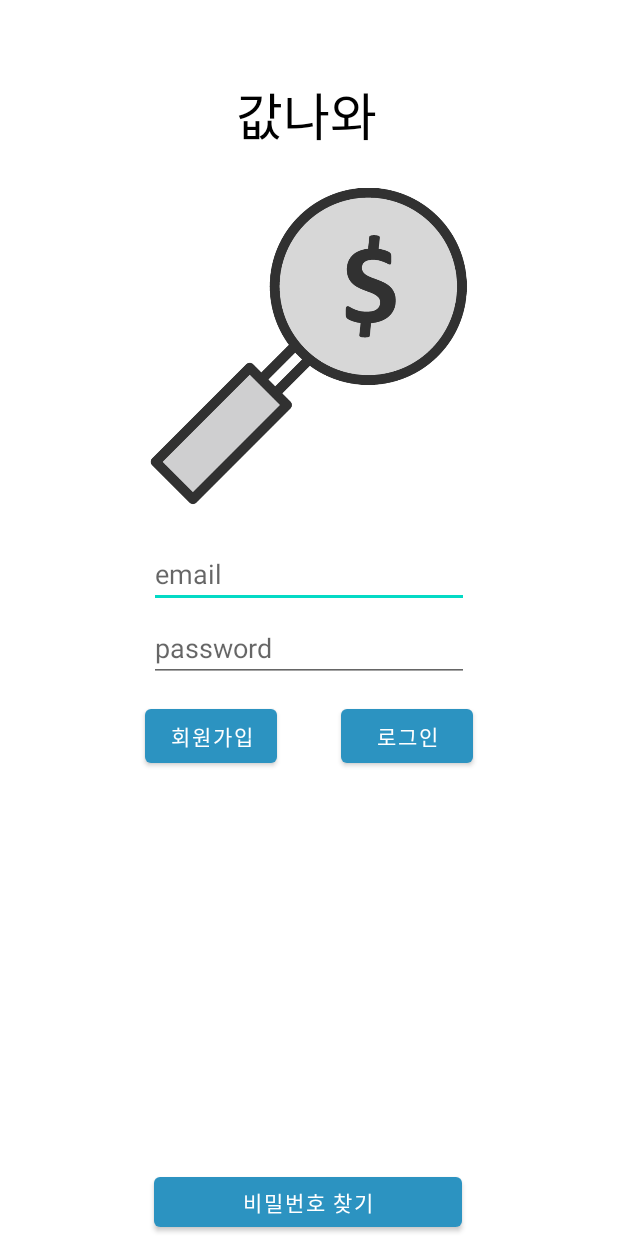
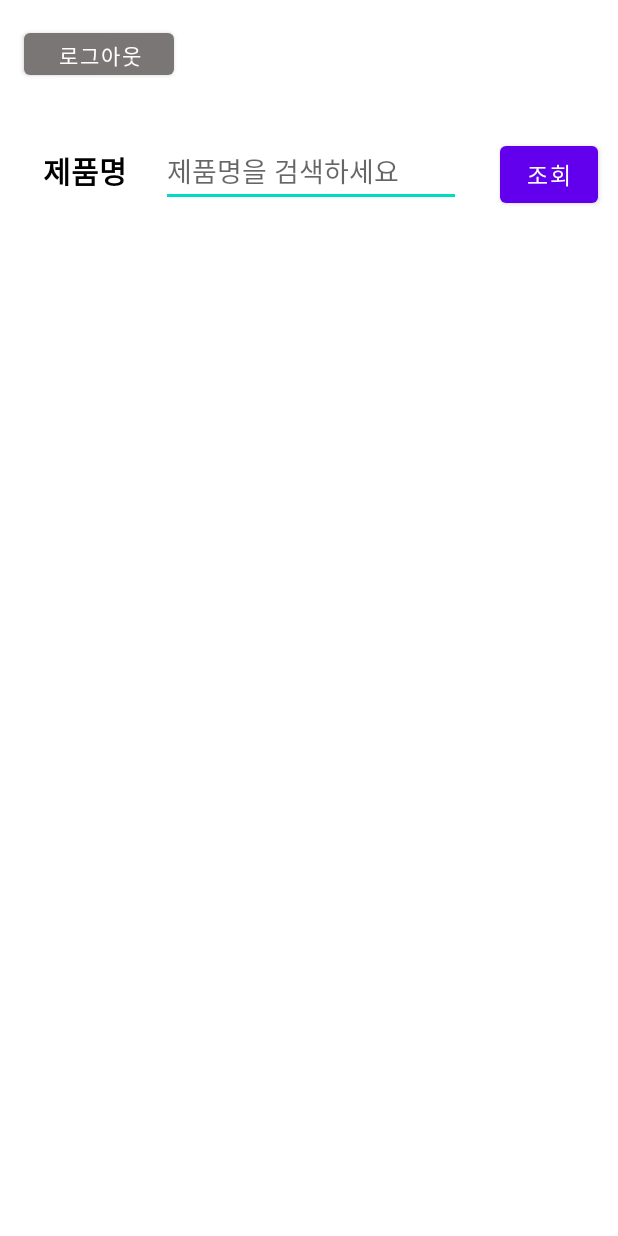
Before and after one commit to minJazz/OpenSw_Project, an Android app: the screen it shows after launch (LoginActivity before the commit, MainActivity after it), on a phone screen of 412 x 824 dp. Run offline under Robolectric (Android 15) with nearby library versions, the light colour scheme and no system bars; our stand-ins replace Firebase (no records; nobody signed in at launch, a user with empty details on screens opened directly).

Commit message:
feat : 상품검색기능 추가

```diff
--- a/app/src/main/AndroidManifest.xml
+++ b/app/src/main/AndroidManifest.xml
@@ -9,17 +9,15 @@
         android:roundIcon="@mipmap/ic_launcher_round"
         android:supportsRtl="true"
         android:theme="@style/Theme.OpenSw_Project">
-        <activity android:name=".LoginActivity">
+        <activity android:name=".MainActivity">
             <intent-filter>
                 <action android:name="android.intent.action.MAIN" />
 
                 <category android:name="android.intent.category.LAUNCHER" />
             </intent-filter>
         </activity>
-        <activity android:name=".MainActivity">
+        <activity android:name=".LoginActivity">
         </activity>
-
-        <activity android:name=".SignupActivity"/>
 
 
     </application>
--- a/app/src/main/java/com/please/opensw_project/LoginActivity.java
+++ /dev/null
@@ -1,143 +0,0 @@
-package com.please.opensw_project;
-
-        import androidx.annotation.NonNull;
-        import androidx.appcompat.app.AppCompatActivity;
-
-        import android.content.Intent;
-        import android.os.Bundle;
-        import android.util.Log;
-        import android.view.View;
-        import android.widget.Button;
-        import android.widget.EditText;
-        import android.widget.Toast;
-
-        import com.google.android.gms.tasks.OnCompleteListener;
-        import com.google.android.gms.tasks.Task;
-        import com.google.firebase.auth.AuthResult;
-        import com.google.firebase.auth.FirebaseAuth;
-        import com.google.firebase.auth.FirebaseUser;
-
-public class LoginActivity extends AppCompatActivity {
-
-    private static final String TAG = "EmailPassword";
-    // [START declare_auth]
-    private FirebaseAuth mAuth;
-    // [END declare_auth]
-
-    @Override
-    public void onCreate(Bundle savedInstanceState) {
-        super.onCreate(savedInstanceState);
-        // [START initialize_auth]
-        // Initialize Firebase Auth
-        setContentView(R.layout.activity_login);
-        mAuth = FirebaseAuth.getInstance();
-        // [END initialize_auth]
-
-        EditText id = findViewById(R.id.id);
-        EditText password = findViewById(R.id.password);
-        Button signupBtn = findViewById(R.id.signup_btn);
-        Button loginBtn = findViewById(R.id.login_btn);
-
-
-        signupBtn.setOnClickListener(new View.OnClickListener() {
-            @Override
-            public void onClick(View v) {
-                Intent intent = new Intent(getApplicationContext(), SignupActivity.class);
-                startActivity(intent);
-            }
-        });
-
-
-
-        loginBtn.setOnClickListener(new View.OnClickListener() {
-            @Override
-            public void onClick(View v) {
-                signIn(id.getText().toString(), password.getText().toString());
-            }
-        });
-    }
-
-    // [START on_start_check_user]
-    @Override
-    public void onStart() {
-        super.onStart();
-        // Check if user is signed in (non-null) and update UI accordingly.
-        FirebaseUser currentUser = mAuth.getCurrentUser();
-        if(currentUser != null){
-            reload();
-        }
-    }
-    // [END on_start_check_user]
-
-    private void createAccount(String email, String password) {
-        // [START create_user_with_email]
-        mAuth.createUserWithEmailAndPassword(email, password)
-                .addOnCompleteListener(this, new OnCompleteListener<AuthResult>() {
-                    @Override
-                    public void onComplete(@NonNull Task<AuthResult> task) {
-                        if (task.isSuccessful()) {
-                            // Sign in success, update UI with the signed-in user's information
-                            Log.d(TAG, "createUserWithEmail:success");
-                            FirebaseUser user = mAuth.getCurrentUser();
-                            updateUI(user);
-                        } else {
-                            // If sign in fails, display a message to the user.
-                            Log.w(TAG, "createUserWithEmail:failure", task.getException());
-                            Toast.makeText(LoginActivity.this
-                                    , "Authentication failed.",
-                                    Toast.LENGTH_SHORT).show();
-                            updateUI(null);
-                        }
-                    }
-                });
-        // [END create_user_with_email]
-    }
-
-    private void signIn(String email, String password) {
-        // [START sign_in_with_email]
-        mAuth.signInWithEmailAndPassword(email, password)
-                .addOnCompleteListener(this, new OnCompleteListener<AuthResult>() {
-                    @Override
-                    public void onComplete(@NonNull Task<AuthResult> task) {
-                        if (task.isSuccessful()) {
-                            // Sign in success, update UI with the signed-in user's information
-                            Log.d(TAG, "signInWithEmail:success");
-                            FirebaseUser user = mAuth.getCurrentUser();
-                            updateUI(user);
-                        } else {
-                            // If sign in fails, display a message to the user.
-                            Log.w(TAG, "signInWithEmail:failure", task.getException());
-                            Toast.makeText(LoginActivity.this, "Authentication failed.",
-                                    Toast.LENGTH_SHORT).show();
-                            updateUI(null);
-                        }
-                    }
-                });
-        // [END sign_in_with_email]
-    }
-
-    private void sendEmailVerification() {
-        // Send verification email
-        // [START send_email_verification]
-        final FirebaseUser user = mAuth.getCurrentUser();
-        user.sendEmailVerification()
-                .addOnCompleteListener(this, new OnCompleteListener<Void>() {
-                    @Override
-                    public void onComplete(@NonNull Task<Void> task) {
-                        // Email sent
-                    }
-                });
-        // [END send_email_verification]
-    }
-
-    private void reload() { }
-
-    private void updateUI(FirebaseUser user) {
-
-    }
-
-
-
-
-
-}
--- a/app/src/main/java/com/please/opensw_project/MainActivity.java
+++ b/app/src/main/java/com/please/opensw_project/MainActivity.java
@@ -1,25 +1,113 @@
 package com.please.opensw_project;
 
+
 import android.os.Bundle;
-import android.os.PersistableBundle;
 import android.view.View;
+import android.widget.Button;
 import android.widget.EditText;
-import android.widget.ListView;
+import android.widget.LinearLayout;
 
-import androidx.annotation.Nullable;
+import android.widget.TextView;
+import androidx.annotation.NonNull;
 import androidx.appcompat.app.AppCompatActivity;
 
-import com.google.firebase.auth.FirebaseAuth;
+
+import com.google.firebase.database.DataSnapshot;
+import com.google.firebase.database.DatabaseError;
+import com.google.firebase.database.DatabaseReference;
+import com.google.firebase.database.FirebaseDatabase;
+import com.google.firebase.database.ValueEventListener;
+
+import java.util.HashMap;
+import java.util.Iterator;
+import java.util.List;
+
 
 public class MainActivity extends AppCompatActivity {
+
+    EditText pName;
+    Button btn_search;
+    LinearLayout listv;
+
+
+
+    String temp = new String("두");
+
+
+
+    private DatabaseReference databaseReference;
+
+    DataSnapshot list;
+    HashMap<String, Object> pList = new HashMap<>();
 
     @Override
     public void onCreate(Bundle savedInstanceState) {
         super.onCreate(savedInstanceState);
         setContentView(R.layout.activity_main);
+        System.out.println("왜안되요?");
+        pName = findViewById(R.id.product_search);
+        btn_search = findViewById(R.id.btn_search);
+        listv = findViewById(R.id.listv);
 
-//        ListView list = findViewById(R.id.dybnamic);
-//        list.setVisibility(View.VISIBLE);
+        databaseReference = FirebaseDatabase.getInstance().getReference().child("productcodemap");
+
+        databaseReference.addValueEventListener(new ValueEventListener() {
+            @Override
+            public void onDataChange(@NonNull DataSnapshot snapshot) {
+                System.out.println(snapshot.getValue());
+                for (DataSnapshot key : snapshot.getChildren()){
+
+                    pList.put(key.getKey(),key.getValue());
+
+                    System.out.println(pList);
+                   // System.out.println(key);
+//                    if(key.getKey().equals("A197")) {
+//                        System.out.println(key.child("pSize"));
+//                        System.out.println(key.child("product"));
+//                        System.out.println(key.child("pName"));
+//                    }
+                    if(key.child("pName").getValue().toString().contains(temp)) {
+
+                      // System.out.println(key.child("pName"));
+//                        TextView t = new TextView(getApplicationContext());
+//                        t.setText(key.child("pName").getValue().toString());
+
+
+//                        listv.addView(t);
+
+                    }
+                }
+
+            }
+
+            @Override
+            public void onCancelled(@NonNull DatabaseError error) {
+            }
+        });
+
+
+
+
+        btn_search.setOnClickListener(new View.OnClickListener() {
+            @Override
+            public void onClick(View v) {
+                String pName_value;
+                pName_value = pName.getText().toString();
+                listv.removeAllViews();
+
+                Iterator<String> keys = pList.keySet().iterator();
+                while(keys.hasNext()){
+                    HashMap<String,String> tmp = (HashMap<String,String>)pList.get(keys.next());
+                    if(tmp.get("pName").contains(pName_value)){
+                        TextView t = new TextView(getApplicationContext());
+
+                        t.setText(tmp.get("pName"));
+
+                        listv.addView(t);
+                    }
+                }
+            }
+        });
 
     }
 }
--- a/app/src/main/res/layout/activity_login.xml
+++ /dev/null
@@ -1,95 +0,0 @@
-<?xml version="1.0" encoding="utf-8"?>
-<androidx.constraintlayout.widget.ConstraintLayout xmlns:android="http://schemas.android.com/apk/res/android"
-    xmlns:app="http://schemas.android.com/apk/res-auto"
-    xmlns:tools="http://schemas.android.com/tools"
-    android:layout_width="match_parent"
-    android:layout_height="match_parent"
-    tools:context=".LoginActivity">
-
-    <ImageView
-        android:id="@+id/imageView"
-        android:layout_width="212dp"
-        android:layout_height="239dp"
-        app:layout_constraintBottom_toBottomOf="parent"
-        app:layout_constraintEnd_toEndOf="parent"
-        app:layout_constraintStart_toStartOf="parent"
-        app:layout_constraintTop_toTopOf="parent"
-        app:layout_constraintVertical_bias="0.192"
-        app:srcCompat="@drawable/mainlogo" />
-
-    <TextView
-        android:id="@+id/textView"
-        android:layout_width="96dp"
-        android:layout_height="49dp"
-        android:text="값나와"
-        android:textColor="@color/black"
-        android:textSize="34sp"
-        app:layout_constraintBottom_toBottomOf="parent"
-        app:layout_constraintHorizontal_bias="0.498"
-        app:layout_constraintLeft_toLeftOf="parent"
-        app:layout_constraintRight_toRightOf="parent"
-        app:layout_constraintTop_toTopOf="parent"
-        app:layout_constraintVertical_bias="0.065" />
-
-    <EditText
-        android:id="@+id/id"
-        android:layout_width="wrap_content"
-        android:layout_height="wrap_content"
-        android:layout_marginTop="260dp"
-        android:ems="10"
-        android:hint="email"
-        android:inputType="textPersonName"
-        app:layout_constraintEnd_toEndOf="parent"
-        app:layout_constraintStart_toStartOf="parent"
-        app:layout_constraintTop_toBottomOf="@+id/textView" />
-
-    <Button
-        android:id="@+id/login_btn"
-        android:layout_width="wrap_content"
-        android:layout_height="wrap_content"
-        android:layout_marginTop="12dp"
-        android:text="로그인"
-        app:backgroundTint="#2C93C1"
-        app:layout_constraintEnd_toEndOf="parent"
-        app:layout_constraintHorizontal_bias="0.701"
-        app:layout_constraintStart_toStartOf="parent"
-        app:layout_constraintTop_toBottomOf="@+id/password" />
-
-    <Button
-        android:id="@+id/button5"
-        android:layout_width="205dp"
-        android:layout_height="45dp"
-        android:text="비밀번호 찾기"
-        app:backgroundTint="#2C93C1"
-        app:layout_constraintBottom_toBottomOf="parent"
-        app:layout_constraintEnd_toEndOf="parent"
-        app:layout_constraintHorizontal_bias="0.497"
-        app:layout_constraintStart_toStartOf="parent"
-        app:layout_constraintTop_toBottomOf="@+id/button"
-        app:layout_constraintVertical_bias="0.0" />
-
-    <Button
-        android:id="@+id/signup_btn"
-        android:layout_width="wrap_content"
-        android:layout_height="wrap_content"
-        android:layout_marginTop="12dp"
-        android:text="회원가입"
-        app:backgroundTint="#2C93C1"
-        app:layout_constraintEnd_toEndOf="parent"
-        app:layout_constraintHorizontal_bias="0.299"
-        app:layout_constraintStart_toStartOf="parent"
-        app:layout_constraintTop_toBottomOf="@+id/password" />
-
-    <EditText
-        android:id="@+id/password"
-        android:layout_width="wrap_content"
-        android:layout_height="wrap_content"
-        android:layout_marginTop="4dp"
-        android:ems="10"
-        android:hint="password"
-        android:inputType="textPersonName"
-        app:layout_constraintEnd_toEndOf="parent"
-        app:layout_constraintStart_toStartOf="parent"
-        app:layout_constraintTop_toBottomOf="@+id/id" />
-
-</androidx.constraintlayout.widget.ConstraintLayout>
--- a/app/src/main/res/layout/activity_main.xml
+++ b/app/src/main/res/layout/activity_main.xml
@@ -5,96 +5,85 @@
     android:layout_width="match_parent"
     android:layout_height="match_parent">
 
+    <Button
+        android:id="@+id/btn_logout"
+        android:layout_width="100dp"
+        android:layout_height="40dp"
+        android:layout_marginStart="16dp"
+        android:layout_marginTop="16dp"
+        android:gravity="center"
+        android:text="로그아웃"
+        app:backgroundTint="#7A7676"
+        app:layout_constraintStart_toStartOf="parent"
+        app:layout_constraintTop_toTopOf="parent" />
+
+    <ScrollView
+        android:id="@+id/scrollView2"
+        android:layout_width="match_parent"
+        android:layout_height="0dp"
+        app:layout_constraintTop_toBottomOf="@+id/product_search">
+
+        <LinearLayout
+            android:id="@+id/listv"
+            android:layout_width="match_parent"
+            android:layout_height="match_parent"
+            android:orientation="vertical" />
+    </ScrollView>
+
+    <EditText
+        android:id="@+id/product_search"
+        android:layout_width="200dp"
+        android:layout_height="44dp"
+        android:layout_marginStart="8dp"
+        android:ems="10"
+        android:hint="제품명을 검색하세요"
+        android:inputType="textPersonName"
+        app:layout_constraintBottom_toBottomOf="@+id/name_text"
+        app:layout_constraintEnd_toEndOf="@+id/scrollView2"
+        app:layout_constraintHorizontal_bias="0.022"
+        app:layout_constraintStart_toEndOf="@+id/name_text"
+        app:layout_constraintTop_toTopOf="@+id/name_text"
+        app:layout_constraintVertical_bias="0.357" />
+
     <TextView
         android:id="@+id/name_text"
-        android:layout_width="wrap_content"
-        android:layout_height="wrap_content"
+        android:layout_width="80dp"
+        android:layout_height="30dp"
+        android:gravity="center"
         android:text="제품명"
         android:textColor="@color/black"
         android:textSize="20sp"
         android:textStyle="bold"
         app:layout_constraintBottom_toBottomOf="parent"
-        app:layout_constraintEnd_toEndOf="parent"
-        app:layout_constraintHorizontal_bias="0.123"
+        app:layout_constraintEnd_toEndOf="@+id/scrollView2"
+        app:layout_constraintHorizontal_bias="0.051"
         app:layout_constraintStart_toStartOf="parent"
-        app:layout_constraintTop_toTopOf="parent"
-        app:layout_constraintVertical_bias="0.175" />
-
-    <Spinner
-        android:id="@+id/category_selector"
-        android:layout_width="240dp"
-        android:layout_height="40dp"
-        app:layout_constraintBottom_toBottomOf="parent"
-        app:layout_constraintEnd_toEndOf="parent"
-        app:layout_constraintHorizontal_bias="0.164"
-        app:layout_constraintStart_toEndOf="@+id/category_text"
-        app:layout_constraintTop_toTopOf="parent"
-        app:layout_constraintVertical_bias="0.109" />
-
-    <TextView
-        android:id="@+id/category_text"
-        android:layout_width="wrap_content"
-        android:layout_height="wrap_content"
-        android:text="카테고리"
-        android:textColor="@color/black"
-        android:textSize="20sp"
-        android:textStyle="bold"
-        app:layout_constraintBottom_toBottomOf="parent"
-        app:layout_constraintEnd_toEndOf="parent"
-        app:layout_constraintHorizontal_bias="0.074"
-        app:layout_constraintStart_toStartOf="parent"
-        app:layout_constraintTop_toTopOf="parent"
-        app:layout_constraintVertical_bias="0.117" />
+        app:layout_constraintTop_toBottomOf="@+id/btn_logout"
+        app:layout_constraintVertical_bias="0.058" />
 
     <Button
-        android:id="@+id/back_btn"
-        android:layout_width="50dp"
-        android:layout_height="40dp"
-        android:text="←"
-        app:backgroundTint="#2C93C1"
-        app:layout_constraintBottom_toBottomOf="parent"
+        android:id="@+id/btn_search"
+        android:layout_width="65dp"
+        android:layout_height="50dp"
+        android:text="조회"
+        android:textSize="15dp"
+        app:layout_constraintBottom_toBottomOf="@+id/product_search"
         app:layout_constraintEnd_toEndOf="parent"
-        app:layout_constraintHorizontal_bias="0.018"
-        app:layout_constraintStart_toStartOf="parent"
+        app:layout_constraintHorizontal_bias="0.666"
+        app:layout_constraintStart_toEndOf="@+id/product_search"
+        app:layout_constraintTop_toTopOf="@+id/product_search" />
+
+    <ImageButton
+        android:id="@+id/btn_map"
+        android:layout_width="60dp"
+        android:layout_height="60dp"
+        android:layout_marginTop="8dp"
+        android:layout_marginEnd="8dp"
+        android:backgroundTint="#FFFFFF"
+        android:scaleType="fitXY"
+        app:layout_constraintBottom_toTopOf="@+id/btn_search"
+        app:layout_constraintEnd_toEndOf="parent"
         app:layout_constraintTop_toTopOf="parent"
         app:layout_constraintVertical_bias="0.0" />
 
-    <Button
-        android:id="@+id/map"
-        android:layout_width="50dp"
-        android:layout_height="40dp"
-        android:text="🌍"
-        app:backgroundTint="#2C93C1"
-        app:layout_constraintBottom_toBottomOf="parent"
-        app:layout_constraintEnd_toEndOf="parent"
-        app:layout_constraintHorizontal_bias="0.988"
-        app:layout_constraintStart_toStartOf="parent"
-        app:layout_constraintTop_toTopOf="parent"
-        app:layout_constraintVertical_bias="0.0" />
-
-    <LinearLayout
-        android:id="@+id/product_list_container"
-        android:layout_width="415dp"
-        android:layout_height="564dp"
-        android:orientation="vertical"
-        app:layout_constraintBottom_toBottomOf="parent"
-        app:layout_constraintEnd_toEndOf="parent"
-        app:layout_constraintStart_toStartOf="parent"
-        app:layout_constraintTop_toTopOf="parent"
-        app:layout_constraintVertical_bias="1.0"></LinearLayout>
-
-    <EditText
-        android:id="@+id/product_search"
-        android:layout_width="240dp"
-        android:layout_height="40dp"
-        android:ems="10"
-        android:hint="product name"
-        android:inputType="textPersonName"
-        app:layout_constraintBottom_toTopOf="@+id/product_list_container"
-        app:layout_constraintEnd_toEndOf="parent"
-        app:layout_constraintHorizontal_bias="0.154"
-        app:layout_constraintStart_toEndOf="@+id/name_text"
-        app:layout_constraintTop_toBottomOf="@+id/category_selector"
-        app:layout_constraintVertical_bias="0.166" />
-
 </androidx.constraintlayout.widget.ConstraintLayout>
--- a/app/src/main/res/values/strings.xml
+++ b/app/src/main/res/values/strings.xml
@@ -1,3 +1,5 @@
 <resources>
     <string name="app_name">OpenSw_Project</string>
+
+
 </resources>
```
Also changed, not shown: app/src/main/java/com/please/opensw_project/ListItem.java (deleted, +0 -18 lines), app/src/main/java/com/please/opensw_project/ListViewLayout.java (deleted, +0 -27 lines), app/src/main/java/com/please/opensw_project/SignupActivity.java (deleted, +0 -16 lines), app/src/main/res/layout/activity_signup.xml (deleted, +0 -134 lines), app/build.gradle (line endings or trailing spaces).
